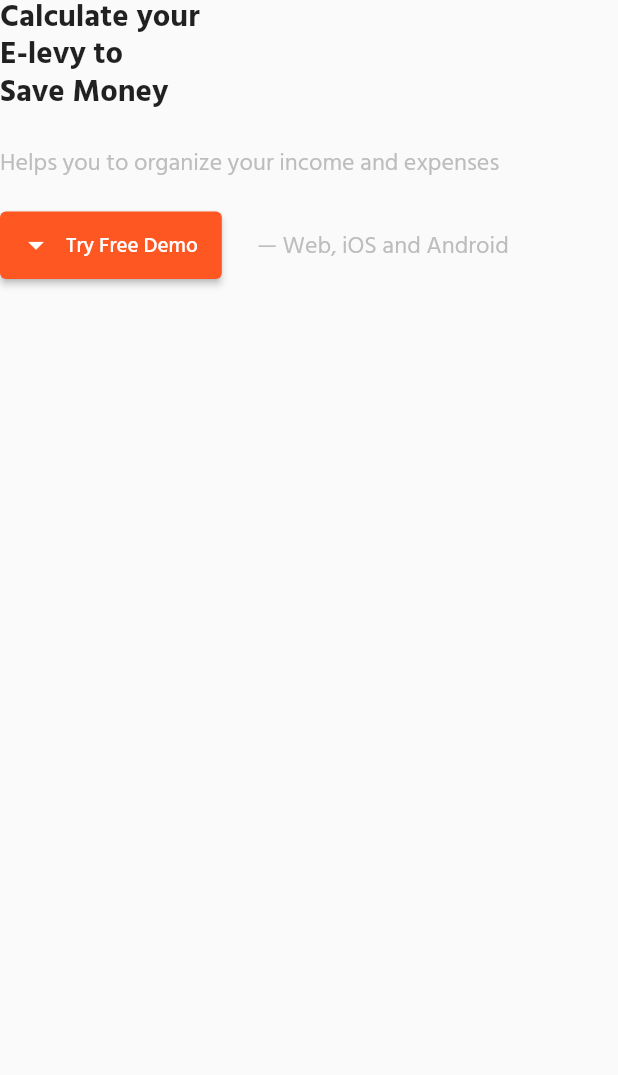
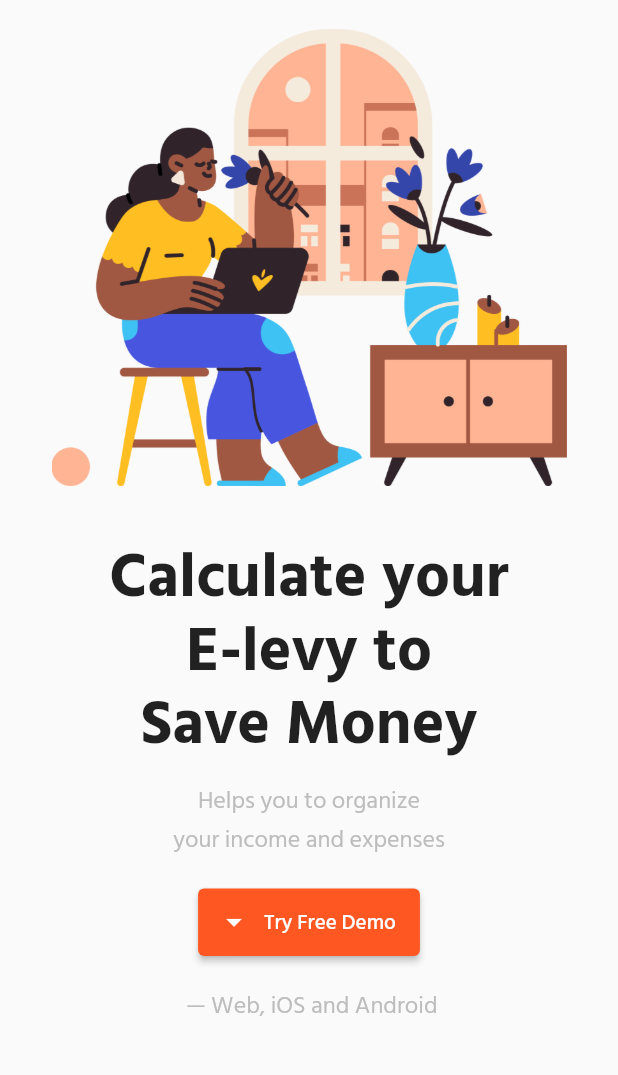
Before and after one commit to MishB1/first_web_app, a Flutter app: the screen it shows after launch, on a phone screen of 412 x 824 dp, the part 105-1180 px from its top. Run offline on Flutter 3.47's test engine with Material 2 defaults, Android fonts, the phone set to English and light mode, and no system bars; our stand-ins replace responsive_builder.

Commit message:
1st page done

```diff
--- a/lib/pages/containers/containers1.dart
+++ b/lib/pages/containers/containers1.dart
@@ -15,14 +15,68 @@ class _Container1State extends State<Container1> {
   @override
   Widget build(BuildContext context) {
     return ScreenTypeLayout.builder(
-    //  mobile: (BuildContext context) =>,
+      mobile: (BuildContext context) => mobileContainer1(),
       desktop: (BuildContext context) => desktopContainer1(),
-     // tablet: (BuildContext context) => ,
+      tablet: (BuildContext context) => tabletContainer1() ,
     );
   }
 
+  //=============MOBILE VIEW===========//
+  Widget mobileContainer1() {
+    return Column(
+      children: [
+        Container(
+            height: w!/1.2,
+            width: w!/1.2,
+            decoration: const BoxDecoration(
+              image: DecorationImage(image:AssetImage(illustration1), fit: BoxFit.contain),
+            ),
+          ),
+        const SizedBox( height: 20,),
+        Text('Calculate your \nE-levy to \nSave Money',
+        textAlign: TextAlign.center,
+          style: TextStyle(
+            fontSize: w! / 10,
+            fontWeight: FontWeight.bold,
+            height: 1.2
+          ),
+        ),
+        const SizedBox(height: 10,),
+        Text('Helps you to organize \nyour income and expenses',
+        textAlign: TextAlign.center,
+          style: TextStyle(
+            color: Colors.grey.shade400,
+            fontSize: 16,
+          ),
+        ),
+        const SizedBox(height: 20,),
+        SizedBox(
+          height: 45,
+          child: ElevatedButton.icon(
+            style: ButtonStyle(
+              backgroundColor: MaterialStatePropertyAll(AppColors.primary)
+            ),
+            onPressed: () {},
+            icon: const Icon(Icons.arrow_drop_down),
+            label: const Text('Try Free Demo')),
+        ),
+        const SizedBox(height: 20,),
+        Text(' — Web, iOS and Android',
+          style: TextStyle(
+          color: Colors.grey.shade400,
+          fontSize: 16,
+        ),
+        ),
+        const SizedBox(height: 20,),
+      ],
+    );
+  }
+
+  //=============DESKTOP VIEW===========//
   Widget desktopContainer1() {
-    return Row(
+    return Padding(
+      padding:  EdgeInsets.symmetric(horizontal: w!/8, vertical: 25),
+      child: Row(
         children: [
           Expanded(
             child: Column(
@@ -35,11 +89,11 @@ class _Container1State extends State<Container1> {
                     height: 1.2
                   ),
                 ),
-              const SizedBox(height: 20,),
+                const SizedBox(height: 10,),
                 Text('Helps you to organize your income and expenses',
                   style: TextStyle(
                     color: Colors.grey.shade400,
-                  fontSize: 16,
+                    fontSize: 20,
                   ),
                 ),
                 const SizedBox(height: 20,),
@@ -59,15 +113,87 @@ class _Container1State extends State<Container1> {
                     Text(' — Web, iOS and Android',
                       style: TextStyle(
                       color: Colors.grey.shade400,
-                    fontSize: 16,
+                      fontSize: 20,
                     ),
                 ),
                   ],
                 )
               ],
             )
+          ),
+          Expanded(
+            child: Container(
+              height: 530,
+              decoration: const BoxDecoration(
+                image: DecorationImage(image:AssetImage(illustration1), fit: BoxFit.contain),
+              ),
+            )
           )
         ],
+      ),
     );
   }
+
+  //=============DESKTOP VIEW===========//
+  Widget tabletContainer1() {
+    return Padding(
+      padding:  EdgeInsets.symmetric(horizontal: w!/20, vertical: 25),
+      child: Row(
+        children: [
+          Expanded(
+            child: Column(
+              crossAxisAlignment: CrossAxisAlignment.start,
+              children: [
+                Text('Calculate your \nE-levy to \nSave Money',
+                  style: TextStyle(
+                    fontSize: w! / 20,
+                    fontWeight: FontWeight.bold,
+                    height: 1.2
+                  ),
+                ),
+                const SizedBox(height: 10,),
+                Text('Helps you to organize your income and expenses',
+                  style: TextStyle(
+                    color: Colors.grey.shade400,
+                    fontSize: 15,
+                  ),
+                ),
+                const SizedBox(height: 20,),
+                Row(
+                  children: [
+                    SizedBox(
+                      height: 45,
+                      child: ElevatedButton.icon(
+                        style: ButtonStyle(
+                          backgroundColor: MaterialStatePropertyAll(AppColors.primary)
+                        ),
+                        onPressed: () {},
+                        icon: const Icon(Icons.arrow_drop_down),
+                        label: const Text('Try Free Demo')),
+                    ),
+                    const SizedBox(width: 20,),
+                    Text(' — Web, iOS and Android',
+                      style: TextStyle(
+                      color: Colors.grey.shade400,
+                      fontSize: 15,
+                    ),
+                ),
+                  ],
+                )
+              ],
+            )
+          ),
+          Expanded(
+            child: Container(
+              height: 530,
+              decoration: const BoxDecoration(
+                image: DecorationImage(image:AssetImage(illustration1), fit: BoxFit.contain),
+              ),
+            )
+          )
+        ],
+      ),
+    );
   }
+
+}
```
Lines whose indentation alone changed are shown as unchanged.
